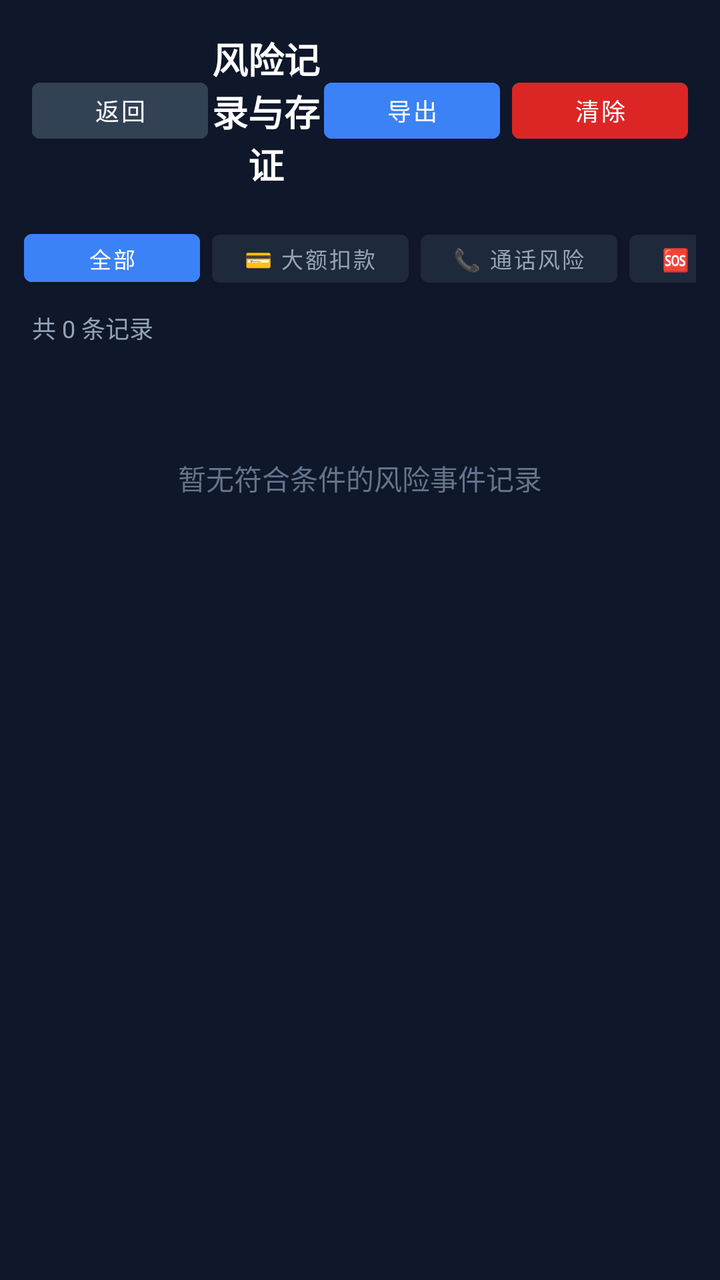
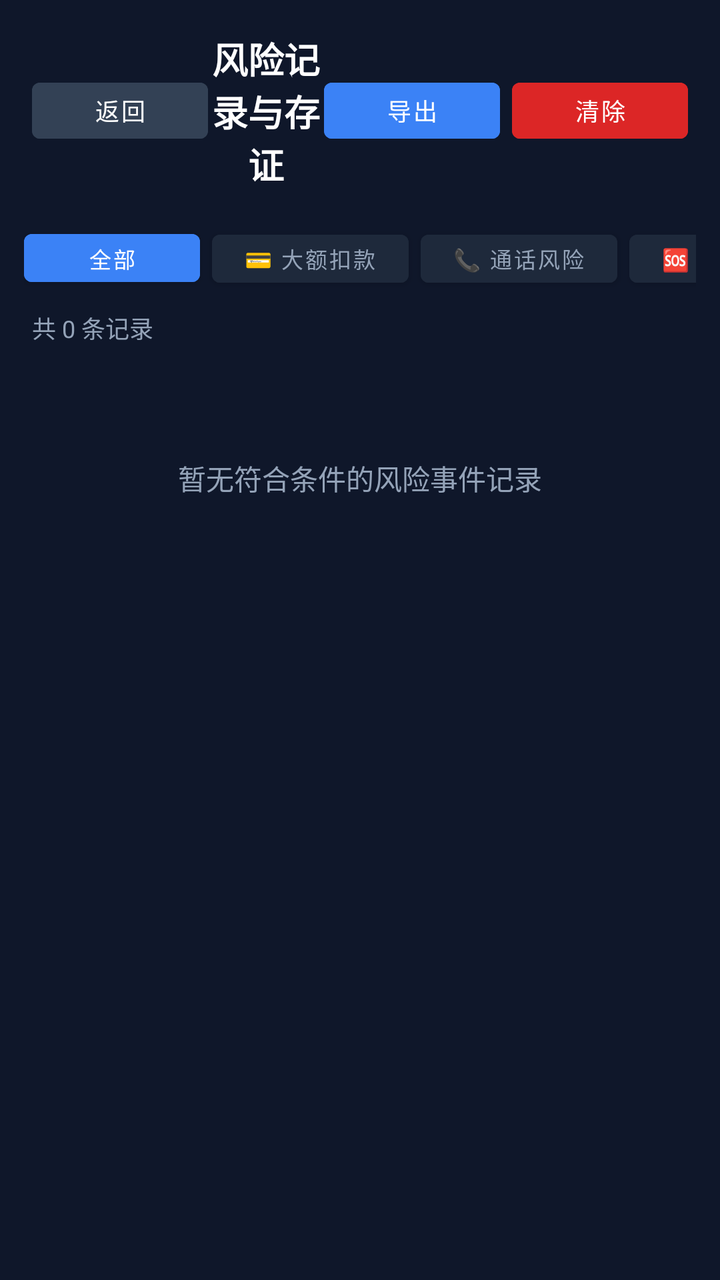

Two renders of the same Android screen: before a commit and after it. Below are the layout's source before the change and the commit's diff.
<!-- AndroidManifest.xml: application theme Theme.AntiFraudGuard -->
<!-- res/layout/activity_risk_log.xml -->
<?xml version="1.0" encoding="utf-8"?>
<LinearLayout xmlns:android="http://schemas.android.com/apk/res/android"
    android:layout_width="match_parent"
    android:layout_height="match_parent"
    android:orientation="vertical"
    android:background="#0F172A">

    
    <LinearLayout
        android:layout_width="match_parent"
        android:layout_height="wrap_content"
        android:orientation="horizontal"
        android:padding="16dp"
        android:gravity="center_vertical">

        <Button
            android:id="@+id/btn_back"
            android:layout_width="wrap_content"
            android:layout_height="40dp"
            android:text="返回"
            android:backgroundTint="#334155"
            android:textColor="#FFFFFF"
            android:textSize="12sp" />

        <TextView
            android:layout_width="0dp"
            android:layout_height="wrap_content"
            android:layout_weight="1"
            android:text="风险记录与存证"
            android:textColor="#FFFFFF"
            android:textSize="18sp"
            android:textStyle="bold"
            android:gravity="center" />

        <Button
            android:id="@+id/btn_export_text"
            android:layout_width="wrap_content"
            android:layout_height="40dp"
            android:text="导出"
            android:backgroundTint="#3B82F6"
            android:textColor="#FFFFFF"
            android:textSize="12sp"
            android:layout_marginEnd="6dp" />

        <Button
            android:id="@+id/btn_clear"
            android:layout_width="wrap_content"
            android:layout_height="40dp"
            android:text="清除"
            android:backgroundTint="#DC2626"
            android:textColor="#FFFFFF"
            android:textSize="12sp" />
    </LinearLayout>

    
    <HorizontalScrollView
        android:layout_width="match_parent"
        android:layout_height="wrap_content"
        android:scrollbars="none"
        android:paddingHorizontal="12dp"
        android:paddingBottom="8dp">

        <LinearLayout
            android:layout_width="wrap_content"
            android:layout_height="wrap_content"
            android:orientation="horizontal">

            <Button
                android:id="@+id/filter_all"
                android:layout_width="wrap_content"
                android:layout_height="36dp"
                android:text="全部"
                android:textSize="11sp"
                android:backgroundTint="#3B82F6"
                android:textColor="#FFFFFF"
                android:layout_marginEnd="6dp" />

            <Button
                android:id="@+id/filter_payment"
                android:layout_width="wrap_content"
                android:layout_height="36dp"
                android:text="💳 大额扣款"
                android:textSize="11sp"
                android:backgroundTint="#1E293B"
                android:textColor="#94A3B8"
                android:layout_marginEnd="6dp" />

            <Button
                android:id="@+id/filter_call"
                android:layout_width="wrap_content"
                android:layout_height="36dp"
                android:text="📞 通话风险"
                android:textSize="11sp"
                android:backgroundTint="#1E293B"
                android:textColor="#94A3B8"
                android:layout_marginEnd="6dp" />

            <Button
                android:id="@+id/filter_sos"
                android:layout_width="wrap_content"
                android:layout_height="36dp"
                android:text="🆘 紧急求助/打断"
                android:textSize="11sp"
                android:backgroundTint="#1E293B"
                android:textColor="#94A3B8"
                android:layout_marginEnd="6dp" />

            <Button
                android:id="@+id/filter_location"
                android:layout_width="wrap_content"
                android:layout_height="36dp"
                android:text="📍 位置轨迹"
                android:textSize="11sp"
                android:backgroundTint="#1E293B"
                android:textColor="#94A3B8" />
        </LinearLayout>
    </HorizontalScrollView>

    <TextView
        android:id="@+id/tv_count"
        android:layout_width="match_parent"
        android:layout_height="wrap_content"
        android:text="共 0 条记录"
        android:textColor="#94A3B8"
        android:textSize="12sp"
        android:paddingHorizontal="16dp"
        android:paddingBottom="8dp" />

    <TextView
        android:id="@+id/tv_empty"
        android:layout_width="match_parent"
        android:layout_height="wrap_content"
        android:text="暂无符合条件的风险事件记录"
        android:textColor="#64748B"
        android:textSize="14sp"
        android:gravity="center"
        android:paddingTop="48dp" />

    <ListView
        android:id="@+id/lv_risk_events"
        android:layout_width="match_parent"
        android:layout_height="match_parent"
        android:divider="#1E293B"
        android:dividerHeight="1dp" />

</LinearLayout>
<!-- resources referenced by this layout -->
<resources>
  <style name="Theme.AntiFraudGuard" parent="Theme.MaterialComponents.DayNight.NoActionBar">
          
          <item name="colorPrimary">@color/blue_500</item>
          <item name="colorPrimaryVariant">@color/blue_700</item>
          <item name="colorOnPrimary">@color/white</item>
          
          <item name="colorSecondary">@color/emerald_500</item>
          <item name="colorSecondaryVariant">@color/emerald_700</item>
          <item name="colorOnSecondary">@color/white</item>
          
          <item name="android:statusBarColor">#0F172A</item>
          <item name="android:windowBackground">#0F172A</item>
      </style>
  <color name="blue_500">#3B82F6</color>
  <color name="blue_700">#1D4ED8</color>
  <color name="white">#FFFFFFFF</color>
  <color name="emerald_500">#10B981</color>
  <color name="emerald_700">#047857</color>
</resources>

<!-- the commit's change to res/layout/activity_risk_log.xml (unified diff, before → after) -->
@@ -3,7 +3,7 @@
     android:layout_width="match_parent"
     android:layout_height="match_parent"
     android:orientation="vertical"
-    android:background="#0F172A">
+    android:background="?attr/appBg">
 
     
     <LinearLayout
@@ -27,7 +27,7 @@
             android:layout_height="wrap_content"
             android:layout_weight="1"
             android:text="风险记录与存证"
-            android:textColor="#FFFFFF"
+            android:textColor="?attr/appText"
             android:textSize="18sp"
             android:textStyle="bold"
             android:gravity="center" />
@@ -81,8 +81,8 @@
                 android:layout_height="36dp"
                 android:text="💳 大额扣款"
                 android:textSize="11sp"
-                android:backgroundTint="#1E293B"
-                android:textColor="#94A3B8"
+                android:backgroundTint="?attr/appCard"
+                android:textColor="?attr/appTextDim"
                 android:layout_marginEnd="6dp" />
 
             <Button
@@ -91,8 +91,8 @@
                 android:layout_height="36dp"
                 android:text="📞 通话风险"
                 android:textSize="11sp"
-                android:backgroundTint="#1E293B"
-                android:textColor="#94A3B8"
+                android:backgroundTint="?attr/appCard"
+                android:textColor="?attr/appTextDim"
                 android:layout_marginEnd="6dp" />
 
             <Button
@@ -101,8 +101,8 @@
                 android:layout_height="36dp"
                 android:text="🆘 紧急求助/打断"
                 android:textSize="11sp"
-                android:backgroundTint="#1E293B"
-                android:textColor="#94A3B8"
+                android:backgroundTint="?attr/appCard"
+                android:textColor="?attr/appTextDim"
                 android:layout_marginEnd="6dp" />
 
             <Button
@@ -111,8 +111,8 @@
                 android:layout_height="36dp"
                 android:text="📍 位置轨迹"
                 android:textSize="11sp"
-                android:backgroundTint="#1E293B"
-                android:textColor="#94A3B8" />
+                android:backgroundTint="?attr/appCard"
+                android:textColor="?attr/appTextDim" />
         </LinearLayout>
     </HorizontalScrollView>
 
@@ -121,7 +121,7 @@
         android:layout_width="match_parent"
         android:layout_height="wrap_content"
         android:text="共 0 条记录"
-        android:textColor="#94A3B8"
+        android:textColor="?attr/appTextDim"
         android:textSize="12sp"
         android:paddingHorizontal="16dp"
         android:paddingBottom="8dp" />
@@ -131,7 +131,7 @@
         android:layout_width="match_parent"
         android:layout_height="wrap_content"
         android:text="暂无符合条件的风险事件记录"
-        android:textColor="#64748B"
+        android:textColor="?attr/appTextDim"
         android:textSize="14sp"
         android:gravity="center"
         android:paddingTop="48dp" />
<!-- resource entries referenced after the edit -->
@@ -1,6 +1,6 @@
 <!-- resources referenced by this layout -->
 <resources>
-  <style name="Theme.AntiFraudGuard" parent="Theme.MaterialComponents.DayNight.NoActionBar">
+  <style name="Theme.AntiFraudGuard" parent="Theme.MaterialComponents.NoActionBar">
           
           <item name="colorPrimary">@color/blue_500</item>
           <item name="colorPrimaryVariant">@color/blue_700</item>
@@ -9,9 +9,20 @@
           <item name="colorSecondary">@color/emerald_500</item>
           <item name="colorSecondaryVariant">@color/emerald_700</item>
           <item name="colorOnSecondary">@color/white</item>
+  
+          <item name="appBg">#0F172A</item>
+          <item name="appCard">#1E293B</item>
+          <item name="appCardAlt">#26314A</item>
+          <item name="appText">#FFFFFF</item>
+          <item name="appTextDim">#94A3B8</item>
+          <item name="appDivider">#334155</item>
+          <item name="appInputBg">#26314A</item>
+          <item name="appInputText">#FFFFFF</item>
+  
           
           <item name="android:statusBarColor">#0F172A</item>
           <item name="android:windowBackground">#0F172A</item>
+          <item name="android:navigationBarColor">#0F172A</item>
       </style>
   <color name="blue_500">#3B82F6</color>
   <color name="blue_700">#1D4ED8</color>
